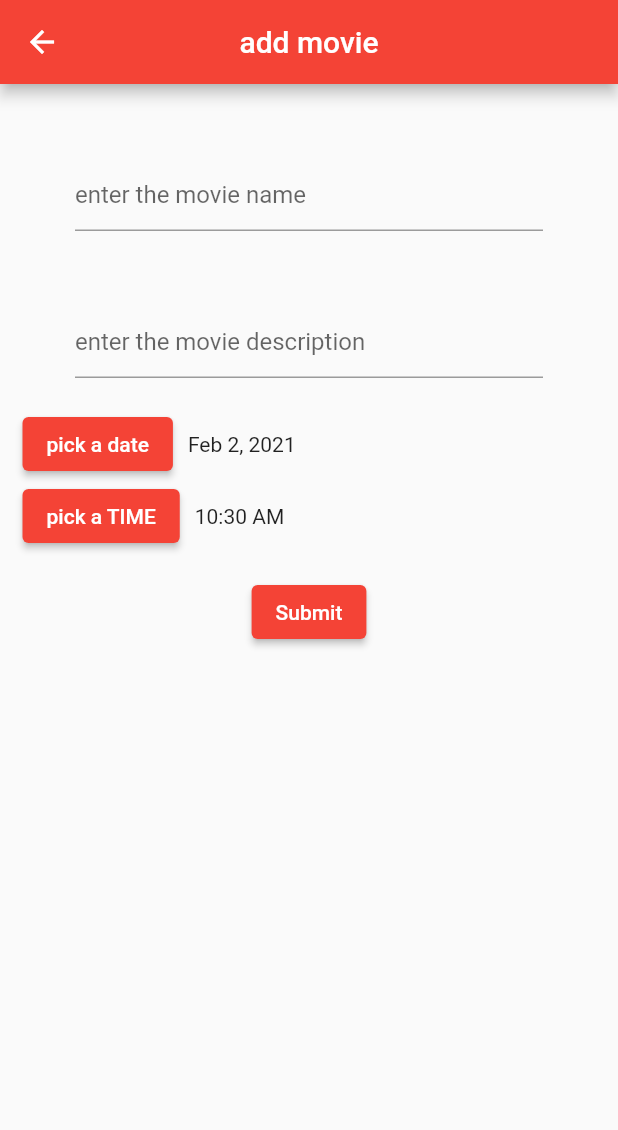
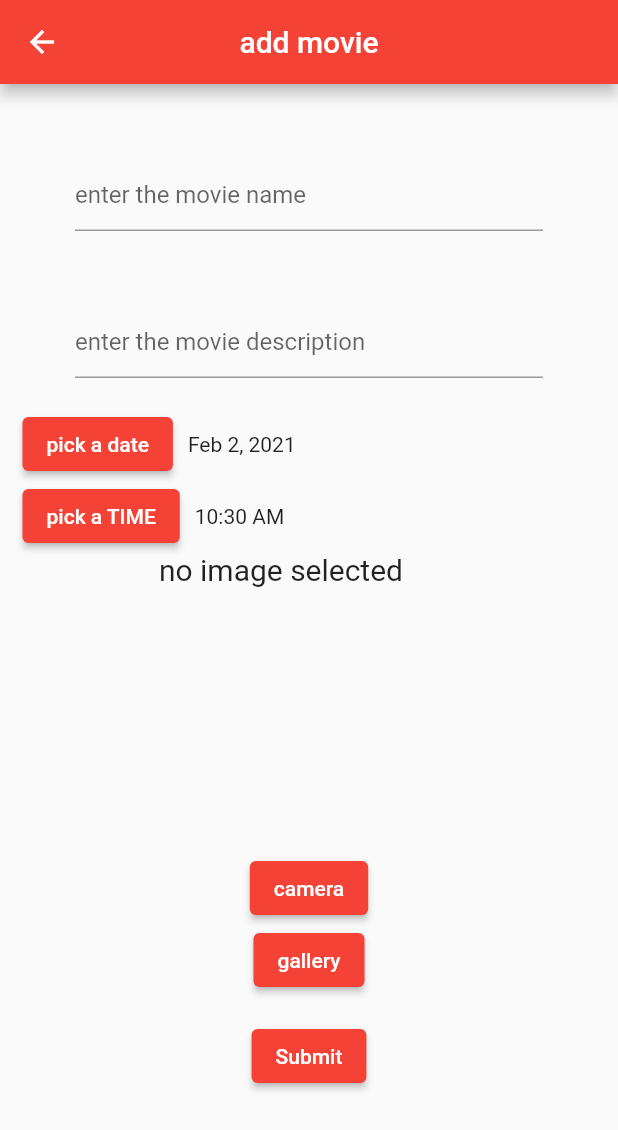
Before and after one commit to usef/cinema-booking-app, a Flutter app: the AddMovieScreen screen opened by its route, on a phone screen of 412 x 824 dp. Shown: the top 1130 px of the screen. Run offline on Flutter 3.47's test engine with Material 2 defaults, Android fonts, the phone set to English and light mode, and no system bars; our stand-ins replace image_picker.

Commit message:
upload photo done

```diff
--- a/vendor_app/lib/screens/AddMovieScreen.dart
+++ b/vendor_app/lib/screens/AddMovieScreen.dart
@@ -1,6 +1,9 @@
 import 'package:flutter/material.dart';
 import 'package:vendor_app/Palette.dart';
 import 'package:intl/intl.dart';
+import 'dart:async';
+import 'dart:io';
+import 'package:image_picker/image_picker.dart';
 
 class AddMovieScreen extends StatefulWidget {
   @override
@@ -12,6 +15,8 @@ class _AddMovieScreenState extends State<AddMovieScreen> {
 
   DateTime _datePicked = DateTime.now();
   TimeOfDay _timePicked = TimeOfDay.now();
+  File _image;
+  final picker = ImagePicker();
 
   @override
   Widget build(BuildContext context) {
@@ -106,6 +111,23 @@ class _AddMovieScreenState extends State<AddMovieScreen> {
                   ),
                 ],
               ),
+              Container(
+                  height: 200,
+                  width: 200,
+                  child: _image == null
+                      ? Text(
+                          "no image selected",
+                          style: TextStyle(fontSize: 20),
+                        )
+                      : Image.file(_image)),
+              ElevatedButton(
+                child: Text("camera"),
+                onPressed: getImageByCamera,
+              ),
+              ElevatedButton(
+                child: Text("gallery"),
+                onPressed: getImageByGallery,
+              ),
               // the next widget contains submit button and action
               Padding(
                   padding: const EdgeInsets.symmetric(vertical: 16.0),
@@ -122,6 +144,31 @@ class _AddMovieScreenState extends State<AddMovieScreen> {
             ],
           )),
     );
+  }
+
+  Future getImageByCamera() async {
+    final pickedFile = await picker.getImage(source: ImageSource.camera);
+
+    setState(() {
+      if (pickedFile != null) {
+        _image = File(pickedFile.path);
+      } else {
+        print('No image selected.');
+      }
+    });
+  }
+
+// need to test gallery function
+  Future getImageByGallery() async {
+    final pickedFile = await picker.getImage(source: ImageSource.gallery);
+
+    setState(() {
+      if (pickedFile != null) {
+        _image = File(pickedFile.path);
+      } else {
+        print('No image selected.');
+      }
+    });
   }
 }
 
--- a/vendor_app/pubspec.yaml
+++ b/vendor_app/pubspec.yaml
@@ -28,6 +28,7 @@ dependencies:
   firebase_auth: ^0.14.0+5
   cloud_firestore: ^0.12.9+5
   intl: ^0.16.1
+  image_picker: ^0.6.7+22
 
   # The following adds the Cupertino Icons font to your application.
   # Use with the CupertinoIcons class for iOS style icons.
```
Also changed, not shown: vendor_app/pubspec.lock.
